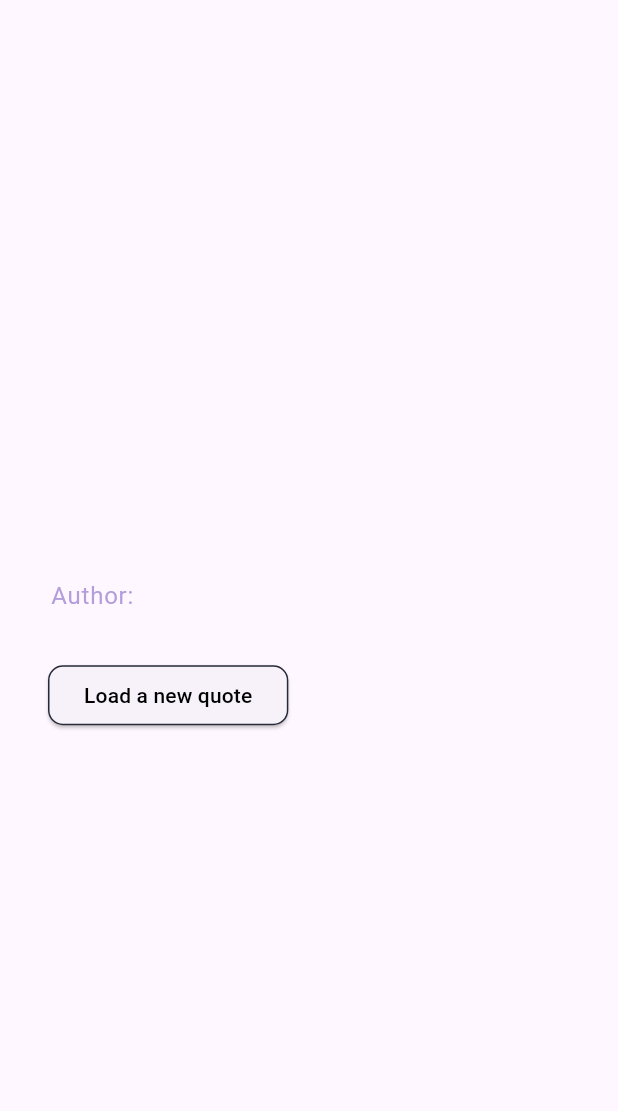
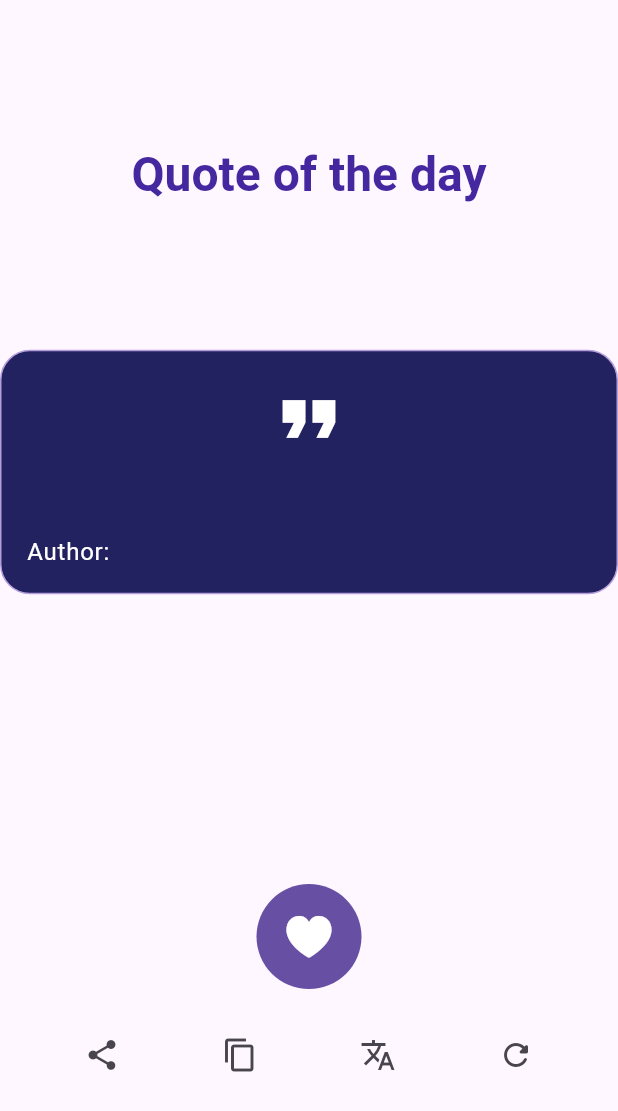
Before and after one commit to manuelduarte077/flutter_bloc_quotes, a Flutter app: the QuoteWidget widget shown alone on an empty page, opened directly with empty values, on a phone screen of 412 x 824 dp. Shown: the top 1111 px of the screen. Run offline on Flutter 3.47's test engine with Material 2 defaults, Android fonts, the phone set to English and light mode, and no system bars; our stand-ins replace equatable, flutter_bloc; network calls fail.

Commit message:
ref: quote screen

```diff
--- /dev/null
+++ b/lib/features/animations/animations.dart
@@ -0,0 +1 @@
+export 'rotate_animation.dart';
--- /dev/null
+++ b/lib/features/animations/rotate_animation.dart
@@ -0,0 +1,26 @@
+import 'dart:math';
+
+import 'package:flutter/material.dart';
+
+class RotateAnimation extends StatelessWidget {
+  const RotateAnimation({
+    Key? key,
+    required this.child,
+  }) : super(key: key);
+
+  final Widget child;
+
+  @override
+  Widget build(BuildContext context) {
+    return TweenAnimationBuilder<double>(
+      tween: Tween(begin: 1.5, end: 0),
+      duration: const Duration(seconds: 1),
+      curve: Curves.easeInOutBack,
+      builder: (_, value, child) => Transform.rotate(
+        angle: pi * value,
+        child: child,
+      ),
+      child: child,
+    );
+  }
+}
--- a/lib/features/quotes/ui/home_screen.dart
+++ b/lib/features/quotes/ui/home_screen.dart
@@ -3,7 +3,6 @@ import 'package:flutter_bloc/flutter_bloc.dart';
 import 'package:flutter_bloc_quotes/features/quotes/bloc/quotes_bloc.dart';
 import 'package:flutter_bloc_quotes/features/quotes/repository/quote_repository.dart';
 import 'package:flutter_bloc_quotes/features/quotes/ui/widgets/quote_widget.dart';
-import 'package:font_awesome_flutter/font_awesome_flutter.dart';
 
 class HomeScreen extends StatelessWidget {
   const HomeScreen({Key? key}) : super(key: key);
@@ -11,11 +10,6 @@ class HomeScreen extends StatelessWidget {
   @override
   Widget build(BuildContext context) {
     return Scaffold(
-      appBar: AppBar(
-        title: const Text('Quotes'),
-        toolbarOpacity: 0.8,
-        leading: const Icon(FontAwesomeIcons.quoteRight),
-      ),
       body: BlocProvider<QuotesBloc>(
         create: (context) =>
             QuotesBloc(RepositoryProvider.of<QuotesRepository>(context))
@@ -33,8 +27,8 @@ class HomeScreen extends StatelessWidget {
                 } else if (state is QuoteLoadState) {
                   return QuoteWidget(
                     model: state.model,
-                    onPressed: () =>
-                        context.read<QuotesBloc>().add(LoadQuotesEvent()),
+                    // onPressed: () =>
+                    //     context.read<QuotesBloc>().add(LoadQuotesEvent()),
                   );
                 }
                 return const CircularProgressIndicator.adaptive();
--- a/lib/features/quotes/ui/widgets/quote_widget.dart
+++ b/lib/features/quotes/ui/widgets/quote_widget.dart
@@ -1,40 +1,71 @@
+import 'package:flutter/cupertino.dart';
 import 'package:flutter/material.dart';
+import 'package:flutter/services.dart';
+import 'package:flutter_bloc/flutter_bloc.dart';
 import 'package:flutter_bloc_quotes/models/models.dart';
 
+import '../../../animations/rotate_animation.dart';
+import '../../bloc/quotes_bloc.dart';
+
 class QuoteWidget extends StatelessWidget {
-  const QuoteWidget({Key? key, required this.model, required this.onPressed})
-      : super(key: key);
+  const QuoteWidget({Key? key, required this.model}) : super(key: key);
 
   final QuoteModel model;
-  final void Function() onPressed;
+
+  // final void Function() onPressed;
 
   @override
   Widget build(BuildContext context) {
-    return Padding(
-      padding: const EdgeInsets.all(32),
+    return Column(
+      mainAxisAlignment: MainAxisAlignment.spaceEvenly,
+      crossAxisAlignment: CrossAxisAlignment.stretch,
+      children: [
+        Text(
+          'Quote of the day',
+          textAlign: TextAlign.center,
+          style: Theme.of(context).textTheme.headlineLarge?.copyWith(
+                color: Colors.deepPurple.shade800,
+                fontWeight: FontWeight.bold,
+              ),
+        ),
+        Container(
+          padding: const EdgeInsets.all(15),
+          decoration: BoxDecoration(
+            borderRadius: BorderRadius.circular(20),
+            color: const Color(0xff232260),
+            border: Border.all(
+              color: Colors.deepPurple.shade200,
+            ),
+          ),
           child: Column(
-        mainAxisAlignment: MainAxisAlignment.center,
             crossAxisAlignment: CrossAxisAlignment.start,
             children: [
+              const Center(
+                child: Icon(
+                  Icons.format_quote,
+                  color: Colors.white,
+                  size: 60,
+                ),
+              ),
               Text(
                 model.content,
                 textAlign: TextAlign.center,
-            style: Theme.of(context).textTheme.headlineLarge?.copyWith(
-                  color: Colors.deepPurple.shade800,
+                style: Theme.of(context).textTheme.headlineSmall?.copyWith(
+                      color: Colors.white,
+                      fontWeight: FontWeight.bold,
                     ),
               ),
-          const SizedBox(height: 10),
-          Text(
-            'Author: ${model.author}',
+              const SizedBox(height: 15),
+              Text('Author: ${model.author}',
                   textAlign: TextAlign.center,
                   style: Theme.of(context).textTheme.bodyLarge?.copyWith(
-                  color: Colors.deepPurple.shade200,
+                        color: Colors.white,
+                      )),
+            ],
           ),
         ),
-          const SizedBox(height: 10),
-          Center(
-            child: Wrap(
-              spacing: 10,
+        Wrap(
+          spacing: 8,
           children: [
             for (var tag in model.tags)
               Chip(
@@ -42,33 +73,105 @@ class QuoteWidget extends StatelessWidget {
               ),
           ],
         ),
+        QuoteOptions(model: model),
+      ],
+    );
+  }
+}
+
+class QuoteOptions extends StatelessWidget {
+  const QuoteOptions({Key? key, required this.model}) : super(key: key);
+
+  final QuoteModel model;
+
+  @override
+  Widget build(BuildContext context) {
+    return Column(
+      mainAxisAlignment: MainAxisAlignment.spaceAround,
+      children: [
+        const _HeartIconButton(),
+        const SizedBox(height: 20),
+        Row(
+          mainAxisAlignment: MainAxisAlignment.spaceEvenly,
+          children: [
+            _QuoteIconButton(
+              iconData: Icons.share,
+              onPressed: () {
+                print('Share quote: ${model.content} Author: ${model.author}');
+              },
             ),
-          const SizedBox(height: 20),
-          ElevatedButton(
+            _QuoteIconButton(
+              iconData: Icons.copy,
+              onPressed: () {
+                /// Copy to clipboard
+                final data = ClipboardData(
+                  text: 'Quote: ${model.content} Author: ${model.author}',
+                );
+                Clipboard.setData(data);
+              },
+            ),
+            _QuoteIconButton(iconData: Icons.translate, onPressed: () {}),
+            _QuoteIconButton(
+              iconData: Icons.refresh_rounded,
+              onPressed: () {
+                /// Refresh quote
+                context.read<QuotesBloc>().add(LoadQuotesEvent());
+              },
+            ),
+          ],
+        ),
+      ],
+    );
+  }
+}
+
+class _QuoteIconButton extends StatelessWidget {
+  const _QuoteIconButton({
+    Key? key,
+    required this.iconData,
+    required this.onPressed,
+  }) : super(key: key);
+
+  final IconData iconData;
+  final Function()? onPressed;
+
+  @override
+  Widget build(BuildContext context) {
+    return IconButton(
       onPressed: onPressed,
-            style: ButtonStyle(
-              foregroundColor: MaterialStateProperty.all<Color>(Colors.black),
-              shape: MaterialStateProperty.all<OutlinedBorder>(
-                RoundedRectangleBorder(
-                  borderRadius: BorderRadius.circular(10),
-                  side: const BorderSide(
-                    color: Color(0xff262938),
+      icon: Icon(iconData),
+    );
+  }
+}
+
+class _HeartIconButton extends StatelessWidget {
+  const _HeartIconButton({Key? key}) : super(key: key);
+
+  @override
+  Widget build(BuildContext context) {
+    return Container(
+      width: 70,
+      height: 70,
+      decoration: BoxDecoration(
+        color: Theme.of(context).primaryColor,
+        shape: BoxShape.circle,
+      ),
+      child: IconButton(
+        onPressed: () {
+          /// Add to favorites
+        },
+        icon: const RotateAnimation(
+          child: AnimatedScale(
+            scale: 1.5,
+            curve: Curves.bounceInOut,
+            duration: Duration(milliseconds: 300),
+            child: Icon(
+              CupertinoIcons.heart_fill,
+              color: Colors.white,
             ),
           ),
         ),
       ),
-            child: const Text('Load a new quote'),
-          )
-        ],
-      ),
     );
   }
-
-  String tagsToString(List<String> tags) {
-    String tagsString = '';
-    for (String tag in tags) {
-      tagsString += ' $tag -';
 }
-    return tagsString.substring(0, tagsString.length - 1);
-  }
-}
```
Also changed, not shown: docs/quote.png, 1 other file. Lines whose indentation alone changed are shown as unchanged.
